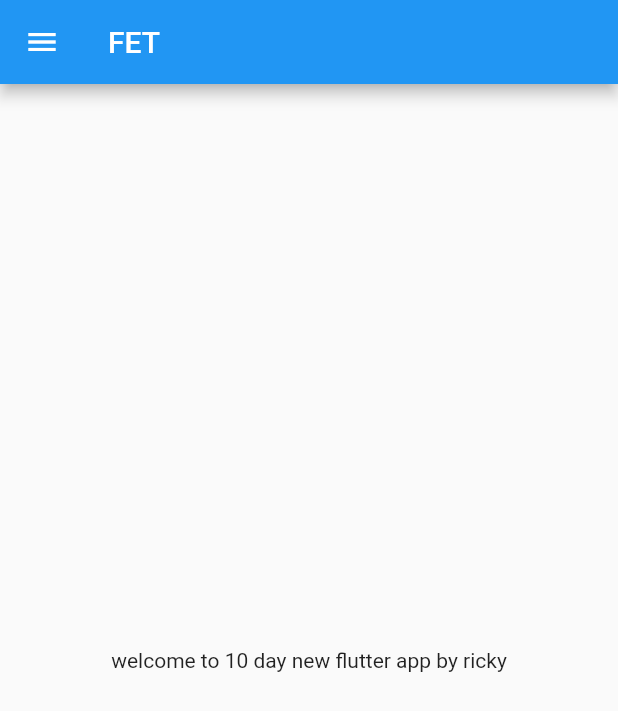
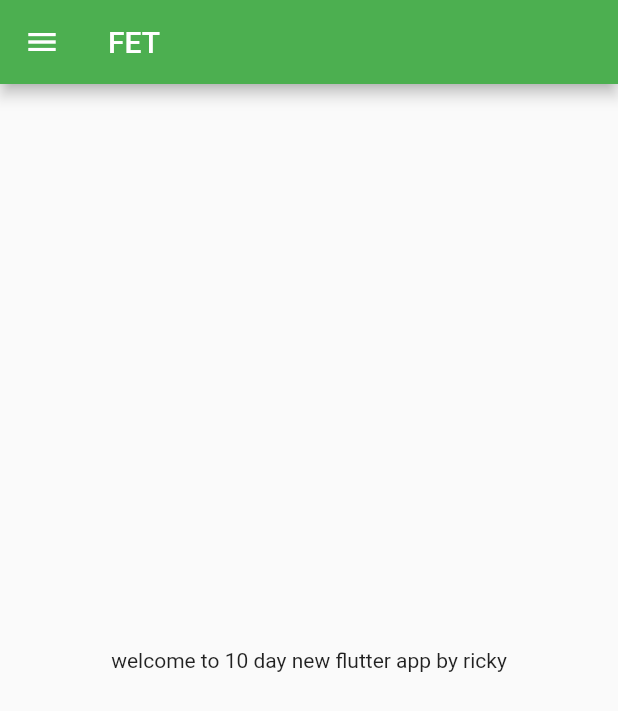
Before and after one commit to urstrulynishkarsh/flutter_Development, a Flutter app: the screen it shows after launch, on a phone screen of 412 x 824 dp. Shown: the top 711 px of the screen. Run offline on Flutter 3.47's test engine with Material 2 defaults, Android fonts, the light colour scheme and no system bars.

Commit message:
Day3 completed

```diff
--- a/lib/main.dart
+++ b/lib/main.dart
@@ -1,5 +1,6 @@
 import 'package:flutter/material.dart';
-import 'package:secondapp/home_page.dart';
+import 'package:secondapp/screens/home_page.dart';
+import 'package:secondapp/screens/login_page.dart';
 
 void main() {
   runApp(Myapp());
@@ -16,7 +17,22 @@ class Myapp extends StatelessWidget {
     // var day = "wednesday";
     // const pi = 3.14;
     return MaterialApp(
-      home: HomePage(),
+      // home: HomePage(),
+      themeMode: ThemeMode.light,
+      theme: ThemeData(primarySwatch: Colors.green),
+
+      //this is used for changing color of the appbar
+
+      // themeMode: ThemeMode.light,
+      // darkTheme: ThemeData(
+      //   brightness: Brightness.dark,
+      // using for theme colors in application
+      initialRoute: "/home",
+      routes: {
+        "/": (context) => LoginPage(),
+        "/home": (context) => HomePage(),
+        "/login": (context) => LoginPage(),
+      },
     );
   }
 }
```
Also changed, not shown: lib/screens/login_page.dart (added, +19 -0 lines), lib/screens/home_page.dart (renamed from lib/home_page.dart).
